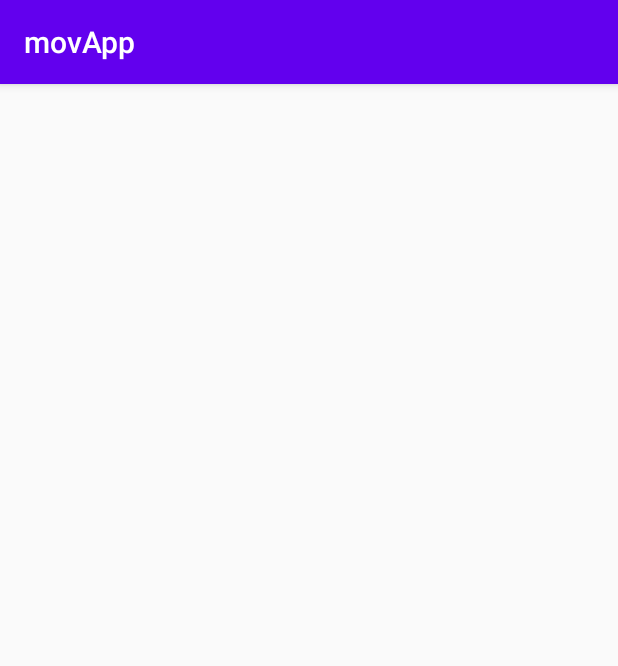
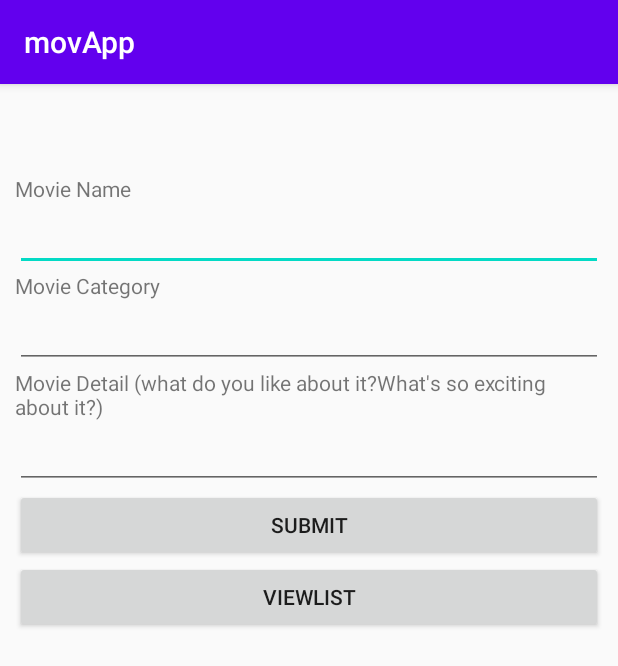
Before and after one commit to Odile078/movApp, an Android app: the ListFormActivity screen opened directly, with no data from a screen before it, on a phone screen of 412 x 824 dp. Shown: the top 666 px of the screen. Run offline under Robolectric (Android 15) with nearby library versions, the phone set to English and light mode, and no system bars.

Commit message:
list form design

```diff
--- a/app/src/main/res/layout/activity_list_form.xml
+++ b/app/src/main/res/layout/activity_list_form.xml
@@ -1,9 +1,89 @@
 <?xml version="1.0" encoding="utf-8"?>
-<androidx.constraintlayout.widget.ConstraintLayout xmlns:android="http://schemas.android.com/apk/res/android"
+<RelativeLayout xmlns:android="http://schemas.android.com/apk/res/android"
     xmlns:app="http://schemas.android.com/apk/res-auto"
     xmlns:tools="http://schemas.android.com/tools"
     android:layout_width="match_parent"
     android:layout_height="match_parent"
     tools:context=".ListFormActivity">
+    <LinearLayout
+        android:orientation="horizontal"
+        android:layout_width="match_parent"
+        android:layout_height="match_parent"
+        android:layout_marginTop="50dp">
 
-</androidx.constraintlayout.widget.ConstraintLayout>
+        <RadioGroup
+            android:layout_width="match_parent"
+            android:layout_height="wrap_content"
+            android:orientation="vertical"
+            android:id="@+id/moodRadioGroup"
+            android:padding="10dp">
+
+            <TextView
+                android:id="@+id/textView2"
+                android:layout_width="match_parent"
+                android:layout_height="wrap_content"
+                android:layout_weight="1"
+                android:text="Movie Name" />
+
+            <EditText
+                android:id="@+id/editTextMovieName"
+                android:layout_width="match_parent"
+                android:layout_height="wrap_content"
+                android:layout_weight="1"
+                android:ems="10"
+                android:inputType="textPersonName"
+                android:text="" />
+
+
+
+            <TextView
+                android:id="@+id/textView4"
+                android:layout_width="match_parent"
+                android:layout_height="wrap_content"
+                android:layout_weight="1"
+                android:text="Movie Category" />
+
+            <EditText
+                android:id="@+id/editTextMovieCategory"
+                android:layout_width="match_parent"
+                android:layout_height="wrap_content"
+                android:layout_weight="1"
+                android:ems="10"
+                android:inputType="textPersonName"
+                android:text="" />
+
+
+
+            <TextView
+                android:id="@+id/textView5"
+                android:layout_width="match_parent"
+                android:layout_height="wrap_content"
+                android:layout_weight="1"
+                android:text="Movie Detail (what do you like about it?What's so exciting about it?)" />
+
+            <EditText
+                android:id="@+id/editTextMovieDetail"
+                android:layout_width="match_parent"
+                android:layout_height="wrap_content"
+                android:layout_weight="1"
+                android:ems="10"
+                android:inputType="textPersonName"
+                android:text="" />
+
+
+
+            <Button
+                android:text="Submit"
+                android:layout_width="match_parent"
+                android:layout_height="wrap_content"
+                android:id="@+id/submitButton"/>
+
+            <Button
+                android:text="ViewList"
+                android:layout_width="match_parent"
+                android:layout_height="wrap_content"
+                android:id="@+id/ListButton"/>
+        </RadioGroup>
+    </LinearLayout>
+
+</RelativeLayout>
```
